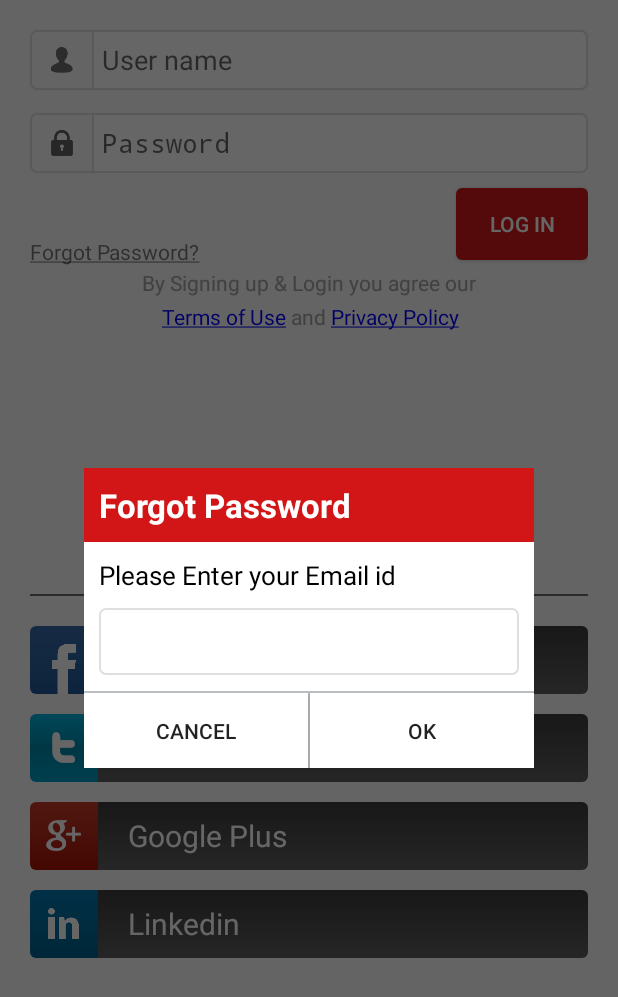
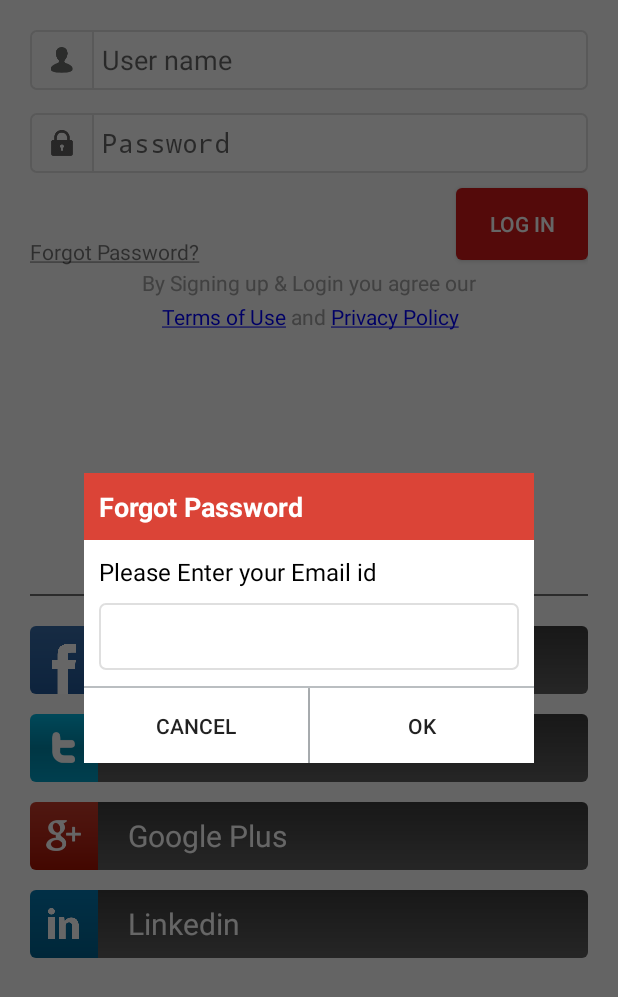
Before and after one commit to Yuva11/hb_android, an Android app: the LoggingInActivity screen opened directly, with no data from a screen before it, after a tap on "Forgot Password?", on a phone screen of 412 x 824 dp. Shown: the top 997 px of the screen. Run offline under Robolectric (Android 15) with nearby library versions, the phone set to English and light mode, and no system bars; 1 statement that could not run was skipped.

Commit message:
UI improved for forgot password dialog

```diff
--- a/app/src/main/res/layout/dialog_forgotpassword.xml
+++ b/app/src/main/res/layout/dialog_forgotpassword.xml
@@ -9,11 +9,11 @@
         android:id="@+id/textViewnwtitle"
         android:layout_width="match_parent"
         android:layout_height="wrap_content"
-        android:background="#d21617"
+        android:background="#db4437"
         android:padding="10dp"
         android:text="@string/forgotpassword"
         android:textColor="#ffffff"
-        android:textSize="22sp"
+        android:textSize="18sp"
         android:textStyle="bold" />
 
     <TextView
@@ -23,7 +23,7 @@
         android:layout_margin="10dp"
         android:textColor="#000000"
         android:text="@string/forgotpasswordmessage"
-        android:textSize="17sp" />
+        android:textSize="16sp" />
 
     <EditText
         android:layout_width="match_parent"
```
Also changed, not shown: 1 other file.
